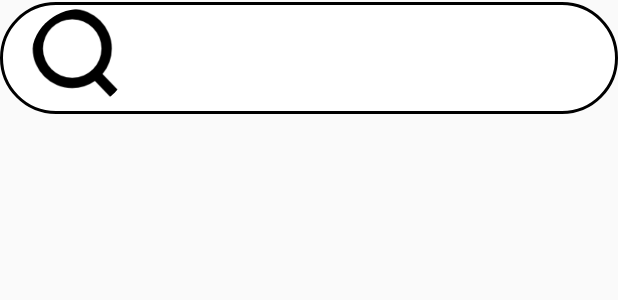
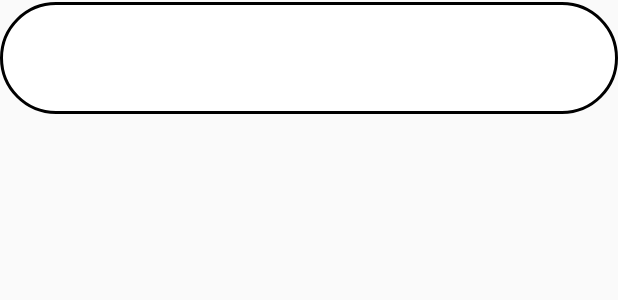
Before and after one commit to shcherbuk96/RecipesApp, an Android app: the layout item_recycler.xml on its own in the app's theme, with its tools: preview values and no code run, on a phone screen of 412 x 824 dp. Shown: the top 300 px of the screen. Run offline under Robolectric (Android 15) with nearby library versions, the light colour scheme and no system bars.

Commit message:
layout style

```diff
--- a/app/src/main/java/com/example/stanislau_bushuk/foodhealth/presentantion/searchPresentation/SearchFragment.java
+++ b/app/src/main/java/com/example/stanislau_bushuk/foodhealth/presentantion/searchPresentation/SearchFragment.java
@@ -62,7 +62,7 @@ public class SearchFragment extends MvpAppCompatFragment implements ViewSearch {
     }
 
     @Override
-    public void progressBarVisible(int visible) {
+    public void progressBarVisible(final int visible) {
         searchProgressBar.setVisibility(visible);
     }
 }
--- a/app/src/main/res/layout/item_recycler.xml
+++ b/app/src/main/res/layout/item_recycler.xml
@@ -1,7 +1,7 @@
 <?xml version="1.0" encoding="utf-8"?>
-<RelativeLayout xmlns:android="http://schemas.android.com/apk/res/android"
-    xmlns:app="http://schemas.android.com/apk/res-auto"
-    android:orientation="horizontal" android:layout_width="match_parent"
+<LinearLayout xmlns:android="http://schemas.android.com/apk/res/android"
+    android:orientation="horizontal"
+    android:layout_width="match_parent"
     android:layout_height="wrap_content"
     android:layout_marginTop="@dimen/view_item_top_bot_spacing"
     android:layout_marginBottom="@dimen/view_item_top_bot_spacing"
@@ -12,17 +12,15 @@
         android:id="@+id/item_photo_image_view"
         android:layout_width="@dimen/image_item_photo_size"
         android:layout_height="@dimen/image_item_photo_size"
-        android:layout_marginStart="@dimen/view_item_start_end_spacing"
-        android:src="@drawable/icon_search" />
+        android:layout_marginStart="@dimen/view_item_start_end_spacing" />
 
     <TextView
         android:id="@+id/item_title_text_view"
         android:layout_width="wrap_content"
         android:layout_height="wrap_content"
-        android:layout_centerVertical="true"
-        android:layout_marginStart="4dp"
-        android:layout_toEndOf="@+id/item_photo_image_view"
+        android:layout_gravity="center"
+        android:layout_marginStart="@dimen/text_item_start_end_spacing"
         android:textColor="@color/black"
         android:textSize="@dimen/text_item_title_size" />
 
-</RelativeLayout>
+</LinearLayout>
--- a/uimodul/src/main/res/values/dimens.xml
+++ b/uimodul/src/main/res/values/dimens.xml
@@ -14,4 +14,5 @@
 
     <dimen name="list_featured_start_end_spacing">16dp</dimen>
     <dimen name="list_featured_top_bot_spacing">8dp</dimen>
+
 </resources>
```
Also changed, not shown: app/src/main/res/layout/fragment_search.xml (+6 -15 lines).
